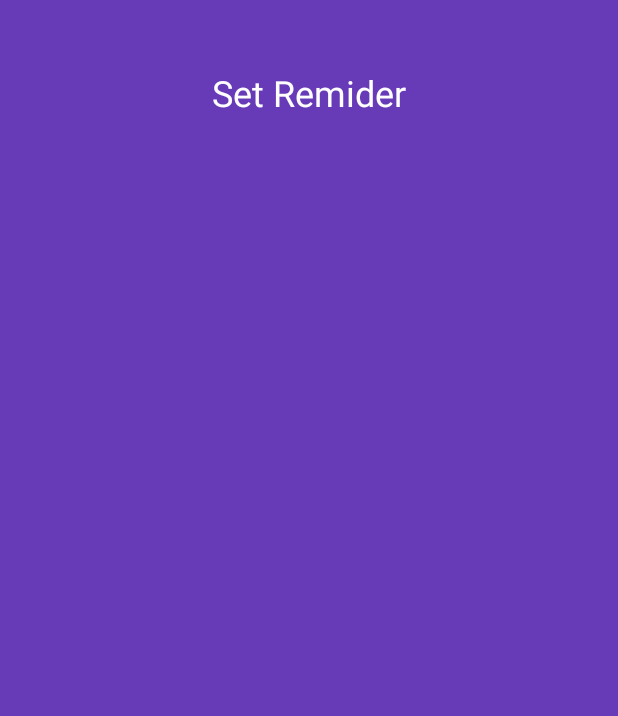
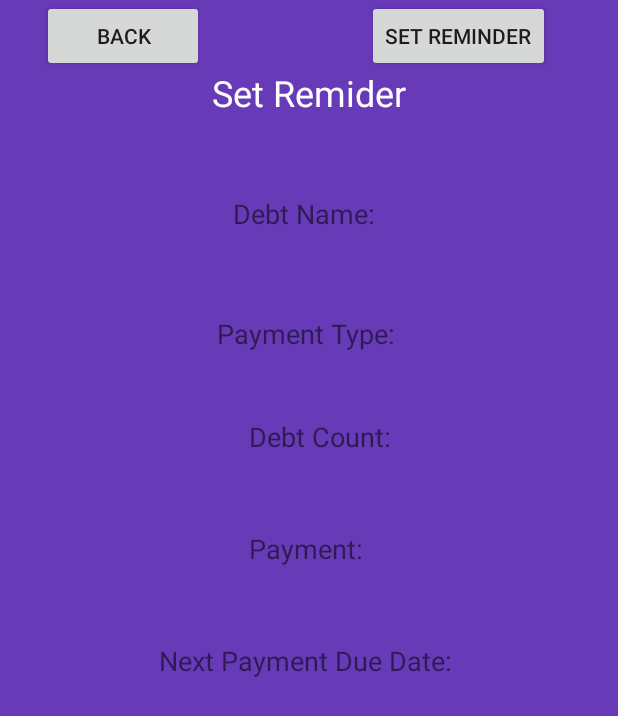
Before and after one commit to Bo0919/FreeYourDebt, an Android app: the layout activity_reminder.xml on its own in the app's theme, with its tools: preview values and no code run, on a phone screen of 412 x 824 dp. Shown: the top 716 px of the screen. Run offline under Robolectric (Android 15) with nearby library versions, the phone set to English and light mode, and no system bars.

Commit message:
Reminder code fixed

```diff
--- a/app/src/main/res/layout/activity_reminder.xml
+++ b/app/src/main/res/layout/activity_reminder.xml
@@ -24,35 +24,82 @@
         android:id="@+id/debtorNameTextView"
         android:layout_width="wrap_content"
         android:layout_height="wrap_content"
-        android:layout_marginTop="70dp"
-        android:textColor="@android:color/black"
+        android:layout_marginTop="52dp"
+        android:text="Debt Name: "
         android:textSize="18sp"
-        android:textStyle="bold"
         app:layout_constraintEnd_toEndOf="parent"
-        app:layout_constraintStart_toStartOf="parent"
+        app:layout_constraintHorizontal_bias="0.065"
+        app:layout_constraintStart_toStartOf="@+id/paymentTypeTextView"
         app:layout_constraintTop_toBottomOf="@+id/txtRemiderTitle" />
 
     <TextView
-        android:id="@+id/amountTextView"
-        android:layout_width="5dp"
-        android:layout_height="30dp"
+        android:id="@+id/paymentTypeTextView"
+        android:layout_width="wrap_content"
+        android:layout_height="wrap_content"
         android:layout_below="@id/debtorNameTextView"
-        android:layout_marginTop="70dp"
-        android:textColor="@android:color/black"
-        android:textSize="16sp"
+        android:layout_marginTop="55dp"
+        android:text="Payment Type: "
+        android:textSize="18sp"
         app:layout_constraintEnd_toEndOf="parent"
         app:layout_constraintStart_toStartOf="parent"
         app:layout_constraintTop_toBottomOf="@+id/debtorNameTextView" />
 
     <TextView
+        android:id="@+id/debtCountTextView"
+        android:layout_width="wrap_content"
+        android:layout_height="wrap_content"
+        android:layout_below="@id/paymentTypeTextView"
+        android:layout_marginTop="44dp"
+        android:text="Debt Count: "
+        android:textSize="18sp"
+        app:layout_constraintEnd_toEndOf="parent"
+        app:layout_constraintHorizontal_bias="0.0"
+        app:layout_constraintStart_toStartOf="@+id/paymentTextView"
+        app:layout_constraintTop_toBottomOf="@+id/paymentTypeTextView" />
+
+    <TextView
+        android:id="@+id/paymentTextView"
+        android:layout_width="wrap_content"
+        android:layout_height="wrap_content"
+        android:layout_below="@id/debtCountTextView"
+        android:layout_marginTop="50dp"
+        android:text="Payment: "
+        android:textSize="18sp"
+        app:layout_constraintEnd_toEndOf="parent"
+        app:layout_constraintStart_toStartOf="parent"
+        app:layout_constraintTop_toBottomOf="@+id/debtCountTextView" />
+
+    <TextView
         android:id="@+id/dueDateTextView"
         android:layout_width="wrap_content"
         android:layout_height="wrap_content"
-        android:layout_below="@id/amountTextView"
-        android:layout_marginTop="70dp"
-        android:textColor="@android:color/black"
-        android:textSize="16sp"
+        android:layout_below="@id/paymentTextView"
+        android:layout_marginTop="50dp"
+        android:text="Next Payment Due Date: "
+        android:textSize="18sp"
         app:layout_constraintEnd_toEndOf="parent"
         app:layout_constraintStart_toStartOf="parent"
-        app:layout_constraintTop_toBottomOf="@+id/amountTextView" />
+        app:layout_constraintTop_toBottomOf="@+id/paymentTextView" />
+
+    <Button
+        android:id="@+id/backButton"
+        android:layout_width="108dp"
+        android:layout_height="48dp"
+        android:layout_below="@id/dueDateTextView"
+        android:layout_marginStart="28dp"
+        android:text="Back"
+        app:layout_constraintStart_toStartOf="parent"
+        tools:layout_editor_absoluteY="473dp" />
+
+    <Button
+        android:id="@+id/setReminderButton"
+        android:layout_width="wrap_content"
+        android:layout_height="wrap_content"
+        android:layout_below="@id/dueDateTextView"
+        android:layout_toEndOf="@id/backButton"
+        android:text="Set Reminder"
+        app:layout_constraintEnd_toEndOf="parent"
+        app:layout_constraintHorizontal_bias="0.844"
+        app:layout_constraintStart_toStartOf="parent"
+        tools:layout_editor_absoluteY="473dp" />
 </androidx.constraintlayout.widget.ConstraintLayout>
```
Also changed, not shown: app/src/main/java/com/example/freeyourdebt/ListActivity.java (+12 -0 lines), app/src/main/java/com/example/freeyourdebt/RecycleViewModel.java (+11 -0 lines), app/src/main/java/com/example/freeyourdebt/ReminderActivity.java (+71 -17 lines).
